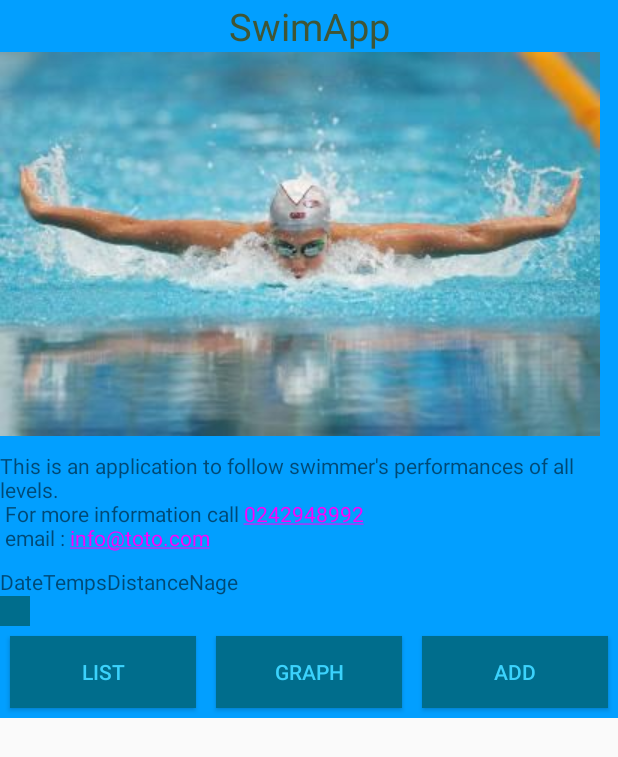
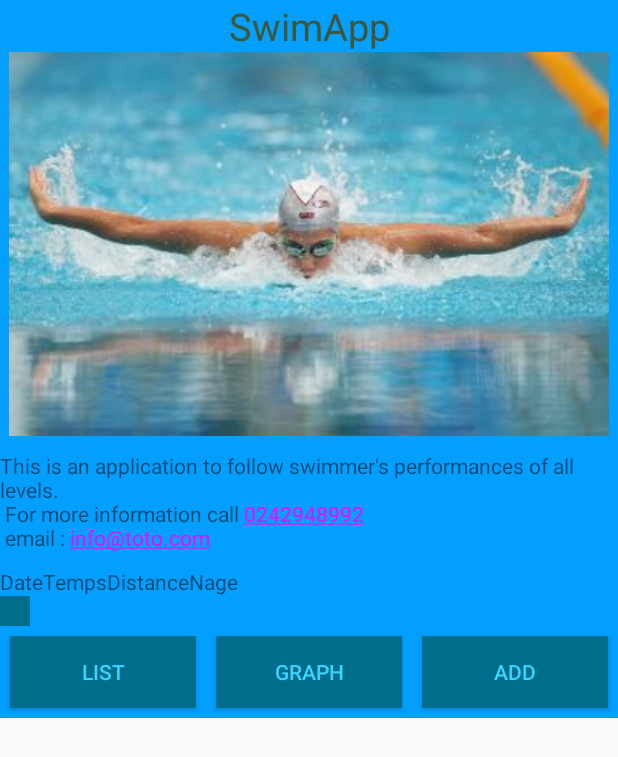
Before and after one commit to BastienLoubet/AndroidProject, an Android app: the screen it shows after launch (HomeActivity), on a phone screen of 412 x 824 dp. Shown: the top 757 px of the screen. Run offline under Robolectric (Android 15) with nearby library versions, the phone set to English and light mode, and no system bars.

Commit message:
OW - Test

```diff
--- a/app/src/main/res/layout/home_layout.xml
+++ b/app/src/main/res/layout/home_layout.xml
@@ -24,6 +24,7 @@
             android:id="@+id/imageView2"
             android:layout_width="wrap_content"
             android:layout_height="wrap_content"
+            android:layout_gravity="center_horizontal"
             android:src="@drawable/home" />
 
         <TextView
--- a/app/src/main/res/values/styles.xml
+++ b/app/src/main/res/values/styles.xml
@@ -29,8 +29,8 @@
     <style name="legendStyle">
         <item name="android:textColor">#3bd2fc</item>
         <item name="android:background">#006d8c</item>
-        <item name="android:textAlignment">center</item>
-        <item name="android:textSize">18sp</item>
+
+        <item name="android:textSize">12sp</item>
 
     </style>
 
```
